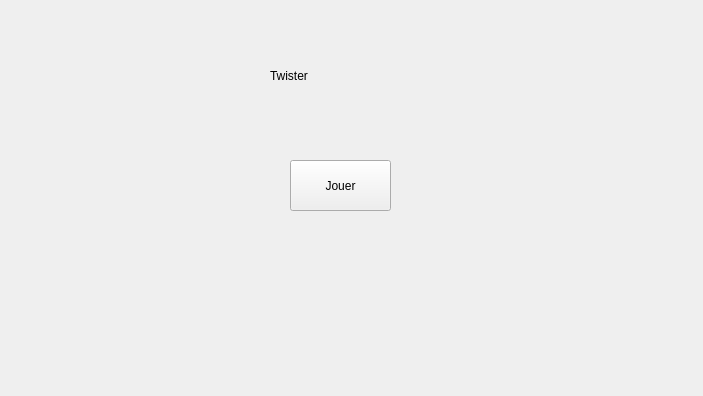
Above: testIHMClimingProject/testIHMClimingProject/twisterMenu.ui from simplyyCarlos/ClimbingProject before the change. Below: the same form after it.
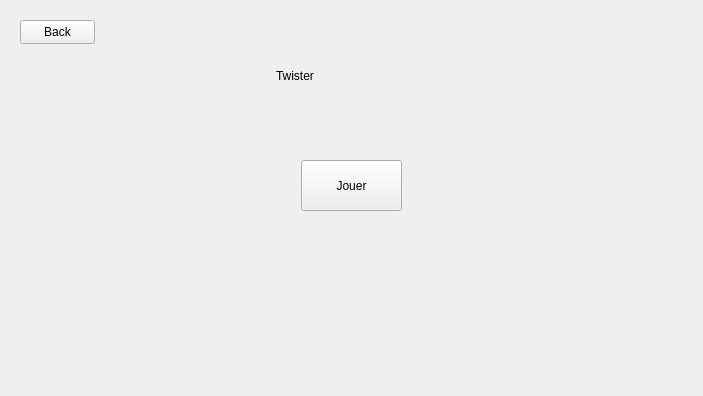
That is the form after the change.

```diff
--- a/testIHMClimingProject/testIHMClimingProject/twisterMenu.ui
+++ b/testIHMClimingProject/testIHMClimingProject/twisterMenu.ui
@@ -16,9 +16,9 @@
   <widget class="QLabel" name="label_Titre">
    <property name="geometry">
     <rect>
-     <x>270</x>
+     <x>276</x>
      <y>40</y>
-     <width>171</width>
+     <width>151</width>
      <height>71</height>
     </rect>
    </property>
@@ -29,7 +29,7 @@
   <widget class="QPushButton" name="pushButton_Jouer">
    <property name="geometry">
     <rect>
-     <x>290</x>
+     <x>301</x>
      <y>160</y>
      <width>101</width>
      <height>51</height>
@@ -39,6 +39,19 @@
     <string>Jouer</string>
    </property>
   </widget>
+  <widget class="QPushButton" name="pushButton_Back">
+   <property name="geometry">
+    <rect>
+     <x>20</x>
+     <y>20</y>
+     <width>75</width>
+     <height>24</height>
+    </rect>
+   </property>
+   <property name="text">
+    <string>Back</string>
+   </property>
+  </widget>
  </widget>
  <resources/>
  <connections/>
```
